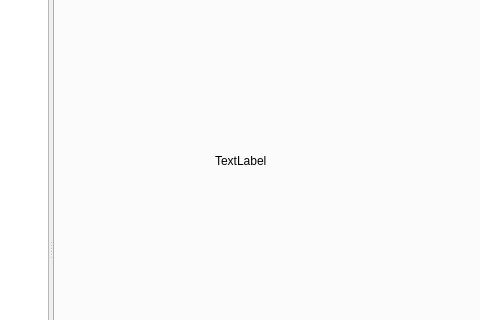
heysq/Article-Management, file allfile/UI_HTML/index.ui: the form before one commit; both pictures show x 260 to 740 and y 168 to 488 of the 992 by 832 pixel window.
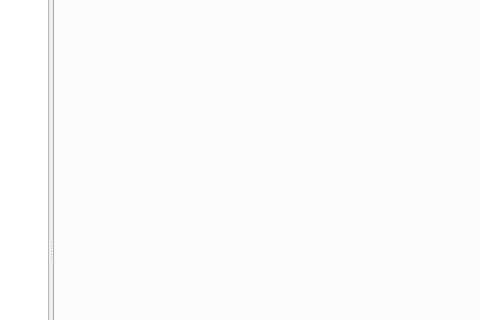
The form after the commit.

Commit message: version 0.3,增加文件属性，主程序窗口界面美化

```diff
--- a/allfile/UI_HTML/index.ui
+++ b/allfile/UI_HTML/index.ui
@@ -90,25 +90,15 @@
           </widget>
          </widget>
          <widget class="QWidget" name="tab_4">
+          <property name="minimumSize">
+           <size>
+            <width>656</width>
+            <height>729</height>
+           </size>
+          </property>
           <attribute name="title">
            <string>Tab 2</string>
           </attribute>
-          <widget class="QLabel" name="label">
-           <property name="geometry">
-            <rect>
-             <x>160</x>
-             <y>90</y>
-             <width>351</width>
-             <height>361</height>
-            </rect>
-           </property>
-           <property name="toolTipDuration">
-            <number>0</number>
-           </property>
-           <property name="text">
-            <string>TextLabel</string>
-           </property>
-          </widget>
          </widget>
         </widget>
        </widget>
```
Left out of the diff: 16 changed lines with no effect on the pictures. The commit also changes 3 other files.
